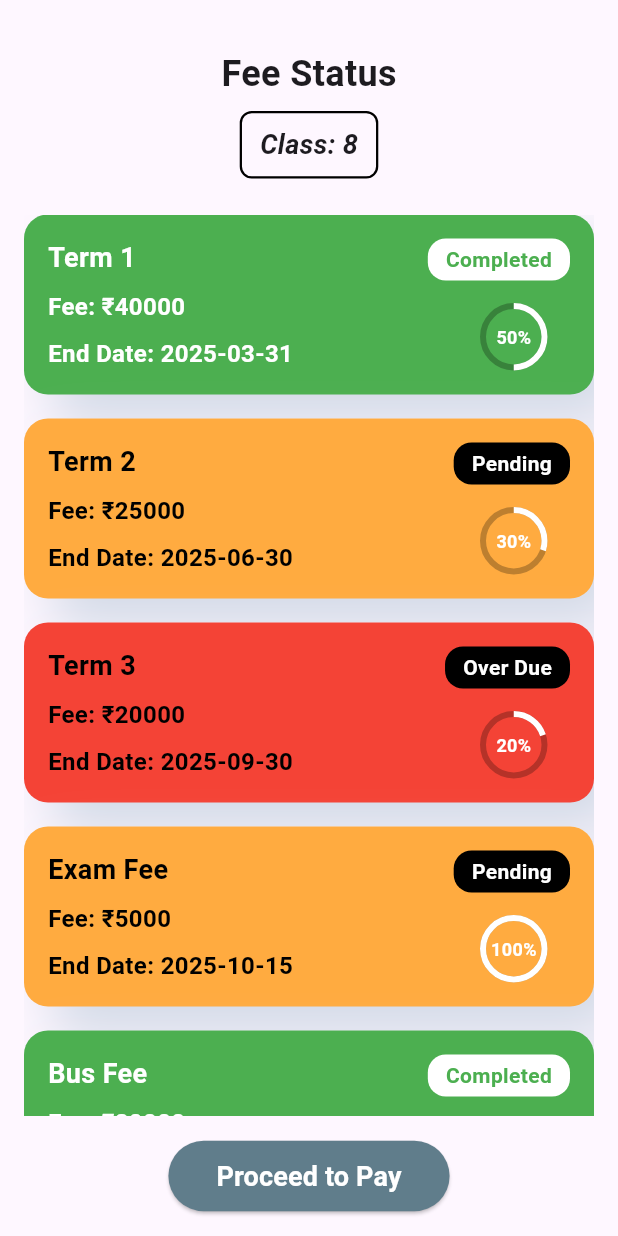
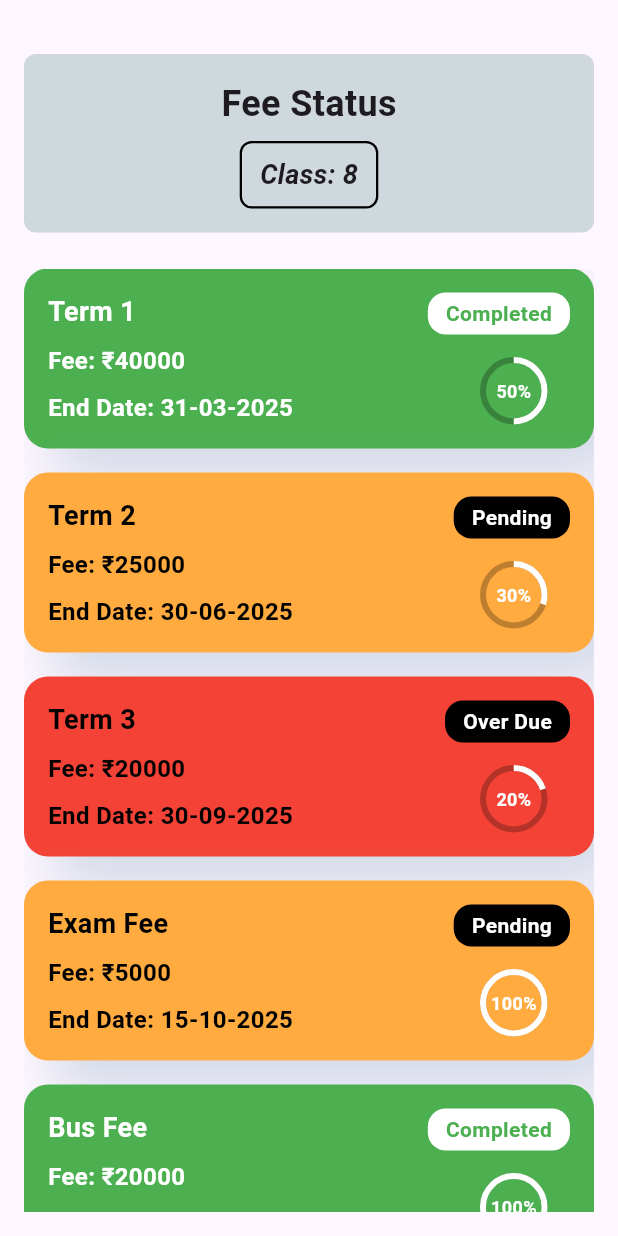
Before and after one commit to prabhas-kenche/school_see_fee_status, a Flutter app: the screen it shows after launch, on a phone screen of 412 x 824 dp. Run offline on Flutter 3.47's test engine with Material 3 defaults, Android fonts, the phone set to English and light mode, and no system bars; drawn by our look-alikes of percent_indicator.

Commit message:
Updated Code

```diff
--- a/lib/fee_status.dart
+++ b/lib/fee_status.dart
@@ -10,7 +10,16 @@ class FeeStatusPage extends StatelessWidget {
         child: Column(
           crossAxisAlignment: CrossAxisAlignment.center,
           children: [
-            SizedBox(height: 16), // Move 'Fee Status' slightly down
+            SizedBox(height: 20), // Move container slightly down
+            Container(
+              width: double.infinity, // Full width container
+              padding: EdgeInsets.symmetric(vertical: 16), // Vertical padding
+              decoration: BoxDecoration(
+                color: Colors.blueGrey[100], // Background color
+                borderRadius: BorderRadius.circular(8),
+              ),
+              child: Column(
+                children: [
                   Text(
                     'Fee Status',
                     style: TextStyle(
@@ -18,7 +27,7 @@ class FeeStatusPage extends StatelessWidget {
                       fontWeight: FontWeight.bold,
                     ),
                   ),
-            SizedBox(height: 8), // Make 'Fee Status' and 'Class 8' closer
+                  SizedBox(height: 8),
                   Container(
                     padding: EdgeInsets.symmetric(horizontal: 12, vertical: 8),
                     decoration: BoxDecoration(
@@ -34,6 +43,9 @@ class FeeStatusPage extends StatelessWidget {
                       ),
                     ),
                   ),
+                ],
+              ),
+            ),
             SizedBox(height: 24),
             Expanded(
               child: ListView(
@@ -42,42 +54,42 @@ class FeeStatusPage extends StatelessWidget {
                     term: 'Term 1',
                     fee: 40000,
                     percentagePaid: 0.5,
-                    endDate: '2025-03-31',
+                    endDate: '31-03-2025',
                     status: 'Completed',
                   ),
                   FeeCard(
                     term: 'Term 2',
                     fee: 25000,
                     percentagePaid: 0.3,
-                    endDate: '2025-06-30',
+                    endDate: '30-06-2025',
                     status: 'Pending',
                   ),
                   FeeCard(
                     term: 'Term 3',
                     fee: 20000,
                     percentagePaid: 0.2,
-                    endDate: '2025-09-30',
+                    endDate: '30-09-2025',
                     status: 'Over Due',
                   ),
                   FeeCard(
                     term: 'Exam Fee',
                     fee: 5000,
                     percentagePaid: 1.0,
-                    endDate: '2025-10-15',
+                    endDate: '15-10-2025',
                     status: 'Pending',
                   ),
                   FeeCard(
                     term: 'Bus Fee',
                     fee: 20000,
                     percentagePaid: 1.0,
-                    endDate: '2025-10-15',
+                    endDate: '15-10-2025',
                     status: 'Completed',
                   ),
-                ],
-              ),
-            ),
+                  // Add a small space after the last card
                   SizedBox(height: 16),
-            ElevatedButton(
+                  Container(
+                    width: 100,  // Set the desired width here
+                    child: ElevatedButton(
                       onPressed: () {
                         // Handle Fee Due action
                       },
@@ -95,12 +107,19 @@ class FeeStatusPage extends StatelessWidget {
                         ),
                       ),
                     ),
+                  ),
+
+                ],
+              ),
+            ),
           ],
         ),
       ),
     );
   }
 }
+
+
 
 class FeeCard extends StatelessWidget {
   final String term;
```
Lines whose indentation alone changed are shown as unchanged.
